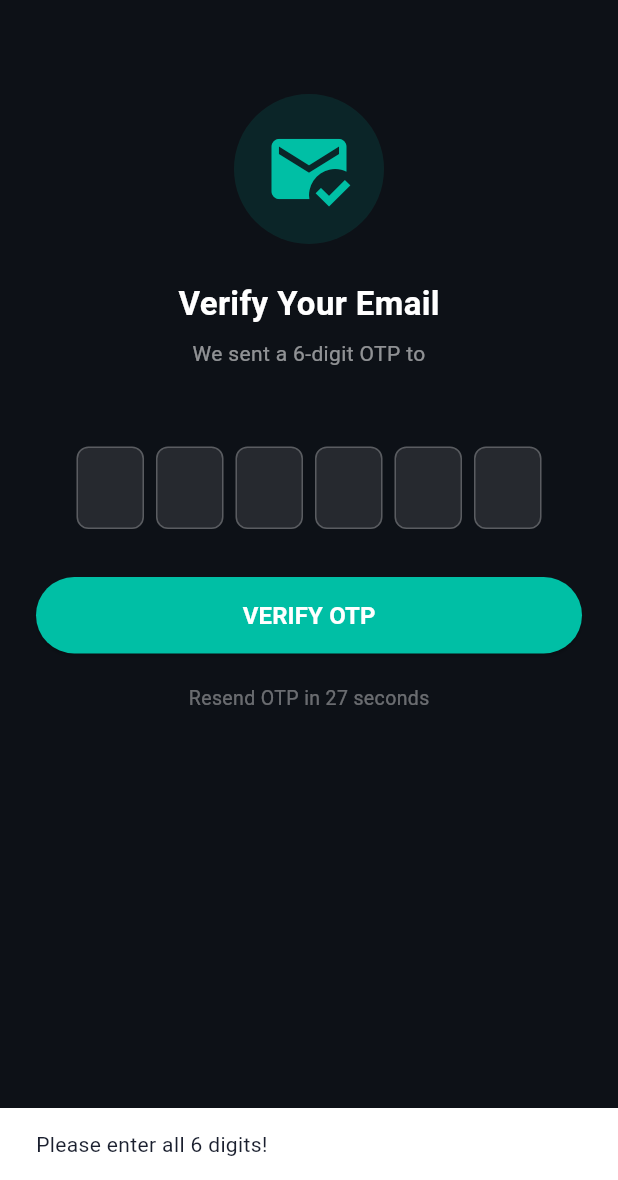
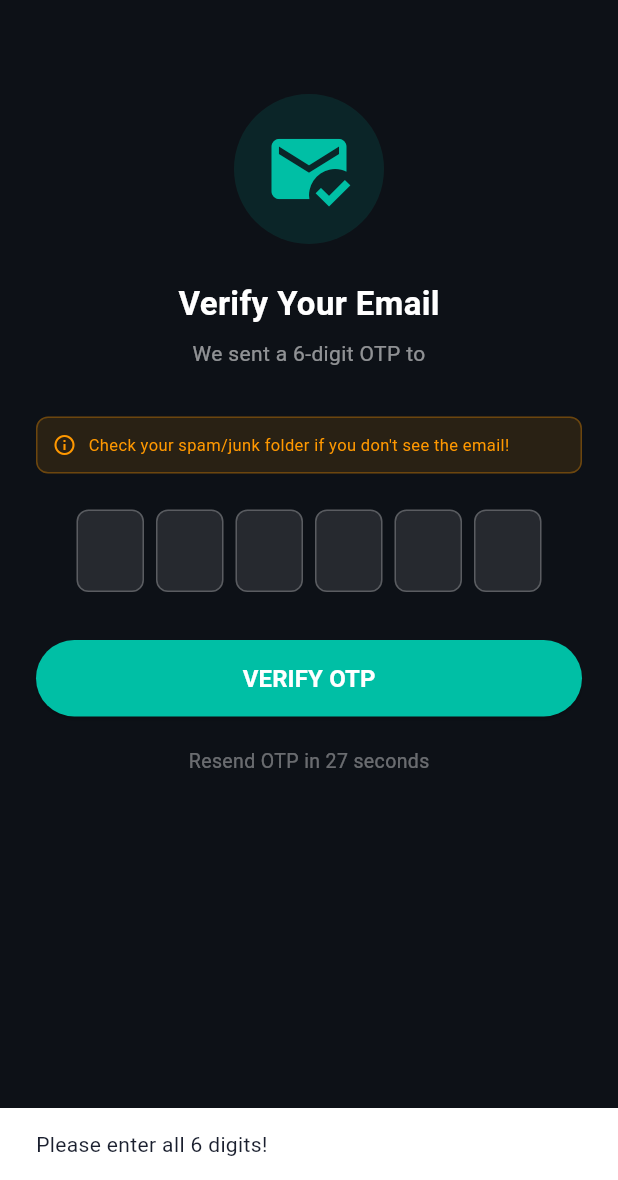
Before and after one commit to safriyabanu/fintrack-pro, a Flutter app: the OtpScreen screen opened directly with empty values, after a tap on "VERIFY OTP", on a phone screen of 412 x 824 dp, the part 56-1236 px from its top. Run offline on Flutter 3.47's test engine with Material 3 defaults, Android fonts, the phone set to English and light mode, and no system bars; our stand-ins replace cloud_firestore, firebase_auth, firebase_core, fl_chart, flutter_dotenv; missing offline and left inert: dart:js_interop; accounts and stored records are empty.

```diff
--- a/lib/screens/otp_screen.dart
+++ b/lib/screens/otp_screen.dart
@@ -40,21 +40,28 @@ class _OtpScreenState extends State<OtpScreen> {
   void initState() {
     super.initState();
     _currentOtp = widget.otp;
-    _sendOTP();
+    Future.delayed(const Duration(seconds: 2), () {
+      _sendOTP();
+    });
     _startResendTimer();
   }
 
   @override
   void dispose() {
     _timer?.cancel();
-    for (var c in _controllers) c.dispose();
-    for (var f in _focusNodes) f.dispose();
+    for (var c in _controllers) {
+      c.dispose();
+    }
+    for (var f in _focusNodes) {
+      f.dispose();
+    }
     super.dispose();
   }
 
   void _startResendTimer() {
     _resendTimer = 30;
-    _timer = Timer.periodic(const Duration(seconds: 1), (_) {
+    _timer =
+        Timer.periodic(const Duration(seconds: 1), (_) {
       if (_resendTimer > 0) {
         setState(() => _resendTimer--);
       } else {
@@ -65,32 +72,68 @@ class _OtpScreenState extends State<OtpScreen> {
 
   Future<void> _sendOTP() async {
     try {
+      debugPrint(
+          '📧 Sending OTP: $_currentOtp to ${widget.email}');
       await sendOTPEmail(
               widget.email, widget.name, _currentOtp!)
           .toDart;
-    } catch (e) {
-      debugPrint('Email error: $e');
+      debugPrint('✅ OTP sent successfully!');
+      if (mounted) {
+        ScaffoldMessenger.of(context).showSnackBar(
+            const SnackBar(
+                backgroundColor: Color(0xFF00BFA5),
+                content: Text(
+                    '✅ OTP sent! Check your email.')));
+      }
+    } catch (e, stack) {
+      debugPrint('❌ Email error: ${e.toString()}');
+      debugPrint('❌ Stack: $stack');
+      // Try again after 3 seconds
+      await Future.delayed(const Duration(seconds: 3));
+      try {
+        debugPrint('🔄 Retrying...');
+        await sendOTPEmail(
+                widget.email, widget.name, _currentOtp!)
+            .toDart;
+        debugPrint('✅ OTP sent on retry!');
+        if (mounted) {
+          ScaffoldMessenger.of(context).showSnackBar(
+              const SnackBar(
+                  backgroundColor: Color(0xFF00BFA5),
+                  content:
+                      Text('✅ OTP sent! Check your email.')));
+        }
+      } catch (e2, stack2) {
+        debugPrint('❌ Retry failed: ${e2.toString()}');
+        debugPrint('❌ Retry stack: $stack2');
+        if (mounted) {
+          ScaffoldMessenger.of(context).showSnackBar(
+              const SnackBar(
+                  backgroundColor: Colors.redAccent,
+                  content: Text(
+                      '❌ Failed to send OTP. Please try resend.')));
+        }
+      }
     }
   }
 
   String _generateNewOtp() {
-    final random = DateTime.now().millisecondsSinceEpoch % 900000 + 100000;
+    final random =
+        DateTime.now().millisecondsSinceEpoch % 900000 +
+            100000;
     return random.toString();
   }
 
   Future<void> _resendOTP() async {
     setState(() => _resendLoading = true);
     _currentOtp = _generateNewOtp();
-    for (var c in _controllers) c.clear();
+    for (var c in _controllers) {
+      c.clear();
+    }
     _focusNodes[0].requestFocus();
     await _sendOTP();
     _startResendTimer();
     setState(() => _resendLoading = false);
-    if (mounted) {
-      ScaffoldMessenger.of(context).showSnackBar(
-          const SnackBar(
-              content: Text('OTP resent! Check your email.')));
-    }
   }
 
   void _verifyOTP() {
@@ -99,7 +142,8 @@ class _OtpScreenState extends State<OtpScreen> {
     if (enteredOtp.length < 6) {
       ScaffoldMessenger.of(context).showSnackBar(
           const SnackBar(
-              content: Text('Please enter all 6 digits!')));
+              content:
+                  Text('Please enter all 6 digits!')));
       return;
     }
     if (_attempts >= 3) {
@@ -111,7 +155,6 @@ class _OtpScreenState extends State<OtpScreen> {
     }
     setState(() => _loading = true);
     if (enteredOtp == _currentOtp) {
-      // OTP correct!
       setState(() => _loading = false);
       showDialog(
         context: context,
@@ -131,7 +174,7 @@ class _OtpScreenState extends State<OtpScreen> {
                     fontWeight: FontWeight.bold)),
           ]),
           content: const Text(
-            'Your email has been verified successfully!\nYou can now login.',
+            'Your email has been verified!\nYou can now login.',
             style: TextStyle(color: Colors.white70),
           ),
           actions: [
@@ -141,7 +184,8 @@ class _OtpScreenState extends State<OtpScreen> {
                 Navigator.pushAndRemoveUntil(
                     context,
                     MaterialPageRoute(
-                        builder: (_) => const LoginScreen()),
+                        builder: (_) =>
+                            const LoginScreen()),
                     (route) => false);
               },
               child: const Text('GO TO LOGIN',
@@ -153,7 +197,6 @@ class _OtpScreenState extends State<OtpScreen> {
         ),
       );
     } else {
-      // OTP wrong
       _attempts++;
       setState(() => _loading = false);
       ScaffoldMessenger.of(context).showSnackBar(
@@ -163,7 +206,9 @@ class _OtpScreenState extends State<OtpScreen> {
           backgroundColor: Colors.redAccent,
         ),
       );
-      for (var c in _controllers) c.clear();
+      for (var c in _controllers) {
+        c.clear();
+      }
       _focusNodes[0].requestFocus();
     }
   }
@@ -182,11 +227,11 @@ class _OtpScreenState extends State<OtpScreen> {
         child: Column(
           children: [
             const SizedBox(height: 20),
-            // Icon
             Container(
               padding: const EdgeInsets.all(20),
               decoration: BoxDecoration(
-                color: const Color(0xFF00BFA5).withAlpha(30),
+                color:
+                    const Color(0xFF00BFA5).withAlpha(30),
                 shape: BoxShape.circle,
               ),
               child: const Icon(Icons.mark_email_read,
@@ -205,7 +250,31 @@ class _OtpScreenState extends State<OtpScreen> {
               style: const TextStyle(
                   color: Colors.white54, fontSize: 14),
             ),
-            const SizedBox(height: 32),
+            const SizedBox(height: 12),
+            // Check spam notice
+            Container(
+              padding: const EdgeInsets.all(10),
+              decoration: BoxDecoration(
+                color: Colors.orange.withAlpha(30),
+                borderRadius: BorderRadius.circular(8),
+                border: Border.all(
+                    color: Colors.orange.withAlpha(80)),
+              ),
+              child: const Row(children: [
+                Icon(Icons.info_outline,
+                    color: Colors.orange, size: 16),
+                SizedBox(width: 8),
+                Expanded(
+                  child: Text(
+                    'Check your spam/junk folder if you don\'t see the email!',
+                    style: TextStyle(
+                        color: Colors.orange,
+                        fontSize: 11),
+                  ),
+                ),
+              ]),
+            ),
+            const SizedBox(height: 24),
             // OTP input boxes
             Row(
               mainAxisAlignment: MainAxisAlignment.center,
@@ -262,13 +331,13 @@ class _OtpScreenState extends State<OtpScreen> {
               }),
             ),
             const SizedBox(height: 32),
-            // Verify button
             SizedBox(
               width: double.infinity,
               child: ElevatedButton(
                 onPressed: _loading ? null : _verifyOTP,
                 style: ElevatedButton.styleFrom(
-                    backgroundColor: const Color(0xFF00BFA5),
+                    backgroundColor:
+                        const Color(0xFF00BFA5),
                     padding: const EdgeInsets.symmetric(
                         vertical: 14)),
                 child: _loading
@@ -282,7 +351,6 @@ class _OtpScreenState extends State<OtpScreen> {
               ),
             ),
             const SizedBox(height: 20),
-            // Resend button
             _resendTimer > 0
                 ? Text(
                     'Resend OTP in $_resendTimer seconds',
@@ -291,8 +359,9 @@ class _OtpScreenState extends State<OtpScreen> {
                         fontSize: 13),
                   )
                 : TextButton(
-                    onPressed:
-                        _resendLoading ? null : _resendOTP,
+                    onPressed: _resendLoading
+                        ? null
+                        : _resendOTP,
                     child: _resendLoading
                         ? const CircularProgressIndicator(
                             color: Color(0xFF00BFA5))
@@ -303,12 +372,12 @@ class _OtpScreenState extends State<OtpScreen> {
                                     FontWeight.bold)),
                   ),
             const SizedBox(height: 12),
-            // Attempts info
             if (_attempts > 0)
               Text(
                 '${3 - _attempts} attempts remaining',
                 style: const TextStyle(
-                    color: Colors.redAccent, fontSize: 12),
+                    color: Colors.redAccent,
+                    fontSize: 12),
               ),
           ],
         ),
```
Also changed, not shown: 1 other file.
